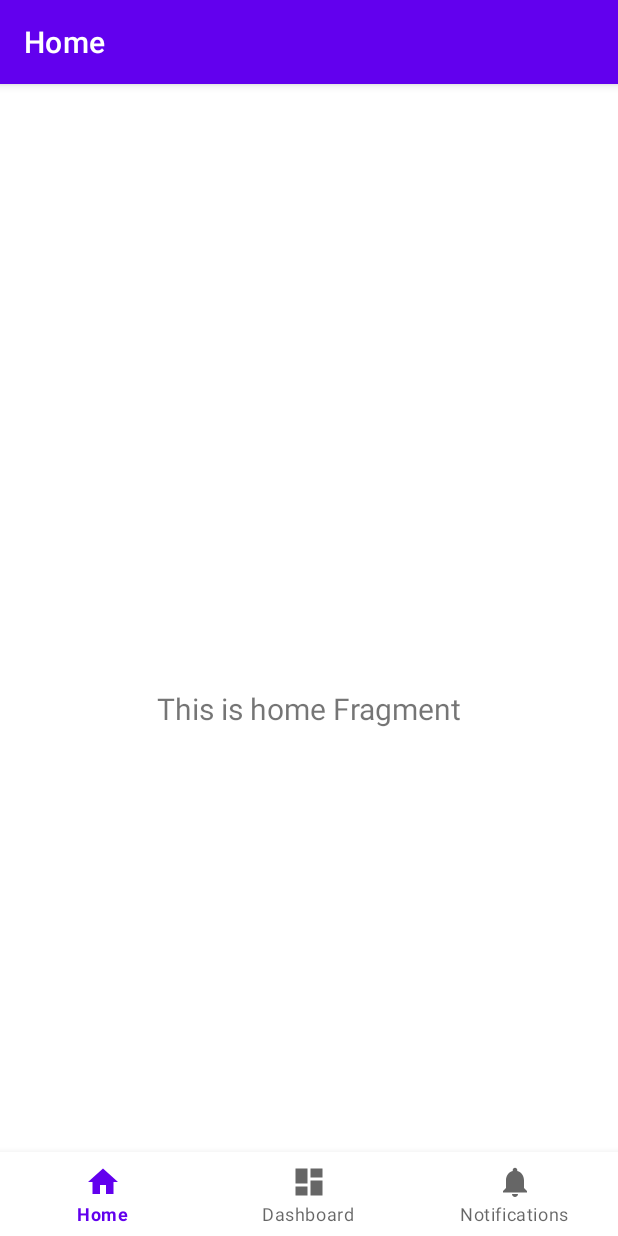
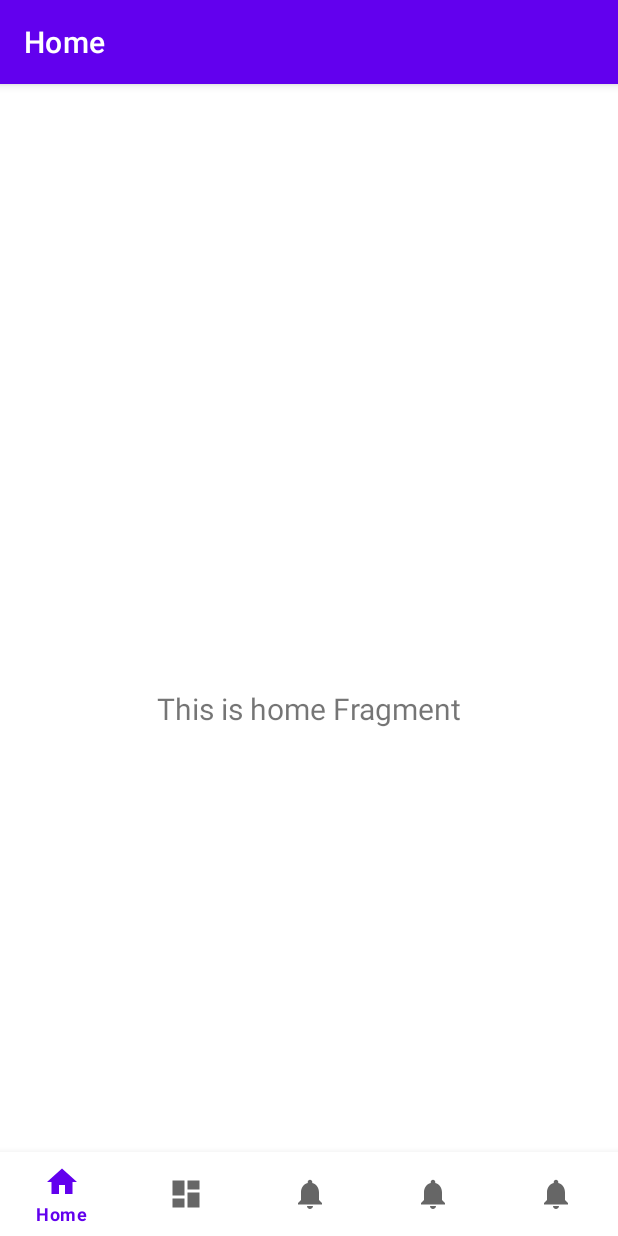
Before and after one commit to Florian2501/SchattenbrecherApp, an Android app: the screen it shows after launch (MainActivity), on a phone screen of 412 x 824 dp. Run offline under Robolectric (Android 15) with nearby library versions, the phone set to English and light mode, and no system bars; our stand-ins replace navigation-ui.

Commit message:
upgrade bottom navigation bar to 5 icons

```diff
--- a/app/src/main/res/menu/bottom_nav_menu.xml
+++ b/app/src/main/res/menu/bottom_nav_menu.xml
@@ -9,11 +9,19 @@
     <item
         android:id="@+id/navigation_dashboard"
         android:icon="@drawable/ic_dashboard_black_24dp"
-        android:title="@string/title_dashboard" />
+        android:title="@string/title_talents" />
 
     <item
         android:id="@+id/navigation_notifications"
         android:icon="@drawable/ic_notifications_black_24dp"
-        android:title="@string/title_notifications" />
+        android:title="@string/title_fight" />
+    <item
+        android:id="@+id/navigation_inventory"
+        android:icon="@drawable/ic_notifications_black_24dp"
+        android:title="@string/title_inventory" />
+    <item
+        android:id="@+id/navigation_notes"
+        android:icon="@drawable/ic_notifications_black_24dp"
+        android:title="@string/title_notes" />
 
 </menu>
--- a/app/src/main/res/navigation/mobile_navigation.xml
+++ b/app/src/main/res/navigation/mobile_navigation.xml
@@ -14,12 +14,12 @@
     <fragment
         android:id="@+id/navigation_dashboard"
         android:name="com.example.schattenbrecherapp.ui.dashboard.DashboardFragment"
-        android:label="@string/title_dashboard"
+        android:label="@string/title_talents"
         tools:layout="@layout/fragment_dashboard" />
 
     <fragment
         android:id="@+id/navigation_notifications"
         android:name="com.example.schattenbrecherapp.ui.notifications.NotificationsFragment"
-        android:label="@string/title_notifications"
+        android:label="@string/title_fight"
         tools:layout="@layout/fragment_notifications" />
 </navigation>
--- a/app/src/main/res/values/strings.xml
+++ b/app/src/main/res/values/strings.xml
@@ -1,6 +1,9 @@
 <resources>
     <string name="app_name">SchattenbrecherApp</string>
     <string name="title_home">Home</string>
-    <string name="title_dashboard">Dashboard</string>
-    <string name="title_notifications">Notifications</string>
+    <string name="title_talents">Talente</string>
+    <string name="title_fight">Kampf</string>
+    <string name="title_inventory">Invantar</string>
+    <string name="title_notes">Notizen</string>
+
 </resources>
```
